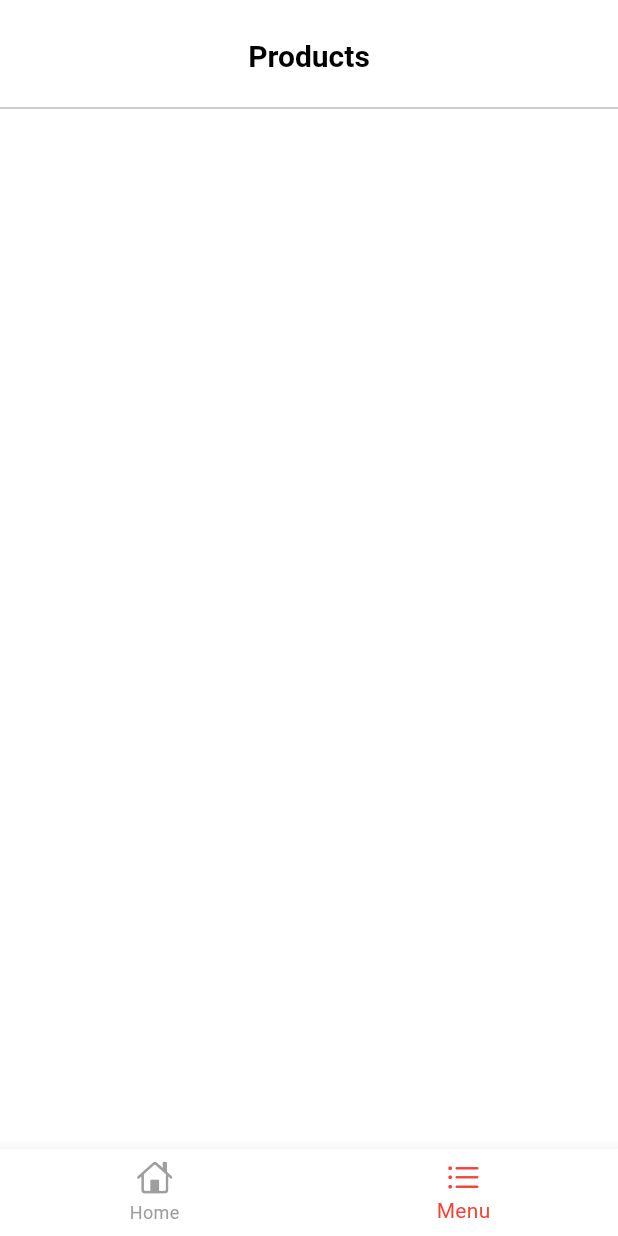
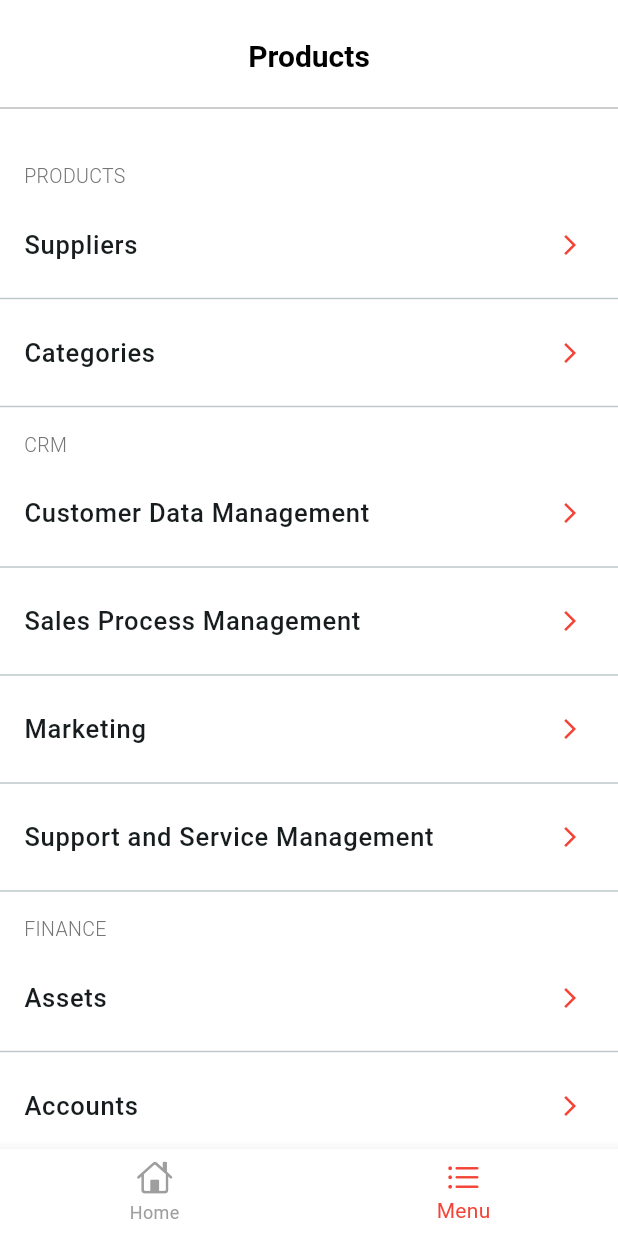
Before and after one commit to ozcann159/crm_mobile_app, a Flutter app: the screen it shows after launch, item 2 of the bottom bar chosen, on a phone screen of 412 x 824 dp. Run offline on Flutter 3.47's test engine with Material 3 defaults, Android fonts, the phone set to English and light mode, and no system bars.

Commit message:
widgets fix

```diff
--- a/analysis_options.yaml
+++ b/analysis_options.yaml
@@ -7,6 +7,9 @@
 
 # The following line activates a set of recommended lints for Flutter apps,
 # packages, and plugins designed to encourage good coding practices.
+analyzer:
+  errors:
+    library_private_types_in_public_api: ignore
 include: package:flutter_lints/flutter.yaml
 
 linter:
--- a/lib/main.dart
+++ b/lib/main.dart
@@ -13,7 +13,7 @@ class MyApp extends StatelessWidget {
   Widget build(BuildContext context) {
     return MaterialApp(
       debugShowCheckedModeBanner: false,
-      title: 'Flutter Demo',
+      title: 'CRM App',
       theme: ThemeData(
         colorScheme: ColorScheme.fromSeed(seedColor: Colors.white),
         useMaterial3: true,
--- a/lib/screens/home_screen.dart
+++ b/lib/screens/home_screen.dart
@@ -8,6 +8,7 @@ class HomeScreen extends StatefulWidget {
   const HomeScreen({super.key});
 
   @override
+  // ignore: library_private_types_in_public_api
   _HomeScreenState createState() => _HomeScreenState();
 }
 
--- a/lib/screens/menu_screen.dart
+++ b/lib/screens/menu_screen.dart
@@ -1,4 +1,11 @@
+import 'package:crm_mobile_app/screens/categories_screen.dart';
+import 'package:crm_mobile_app/screens/customer_data_management.dart';
+import 'package:crm_mobile_app/screens/marketing_screen.dart';
+import 'package:crm_mobile_app/screens/sales_process_managament.dart';
+import 'package:crm_mobile_app/screens/suppliers.dart';
 import 'package:crm_mobile_app/utils/constants.dart';
+import 'package:crm_mobile_app/widgets/list_item.dart';
+import 'package:crm_mobile_app/widgets/section_header.dart';
 import 'package:flutter/material.dart';
 
 class MenuScreen extends StatefulWidget {
@@ -13,9 +20,98 @@ class _MenuScreenState extends State<MenuScreen> {
   Widget build(BuildContext context) {
     return Scaffold(
       backgroundColor: backgroundColor,
-      body: ListView(children: [
-
-      ],),
+      body: SafeArea(
+        child: ListView(
+          children: [
+            const SectionHeader(title: 'Products'),
+            ListItem(
+                title: 'Suppliers',
+                onTap: () {
+                  print("Suppliers clicked");
+                  Navigator.push(
+                    context,
+                    MaterialPageRoute(
+                      builder: (context) => SuppliersScreen(),
+                    ),
+                  );
+                }),
+            const Divider(),
+            ListItem(
+                title: 'Categories',
+                onTap: () {
+                  Navigator.push(
+                    context,
+                    MaterialPageRoute(
+                      builder: (context) => CategoriesScreen(),
+                    ),
+                  );
+                }),
+            const Divider(),
+            const SectionHeader(title: 'CRM'),
+            ListItem(
+                title: 'Customer Data Management',
+                onTap: () {
+                  Navigator.push(
+                    context,
+                    MaterialPageRoute(
+                      builder: (context) => CustomerDataScreen(),
+                    ),
+                  );
+                }),
+            const Divider(),
+            ListItem(
+                title: 'Sales Process Management',
+                onTap: () {
+                  Navigator.push(
+                    context,
+                    MaterialPageRoute(
+                      builder: (context) => SalesProcessScreen(),
+                    ),
+                  );
+                }),
+            const Divider(),
+            ListItem(
+                title: 'Marketing',
+                onTap: () {
+                  Navigator.push(
+                    context,
+                    MaterialPageRoute(
+                      builder: (context) => MarketingScreen(),
+                    ),
+                  );
+                }),
+            const Divider(),
+            ListItem(title: 'Support and Service Management', onTap: () {}),
+            const Divider(),
+            const SectionHeader(title: 'Finance'),
+            ListItem(title: 'Assets', onTap: () {}),
+            const Divider(),
+            ListItem(title: 'Accounts', onTap: () {}),
+            const Divider(),
+            ListItem(title: 'Budgets', onTap: () {}),
+            const Divider(),
+            ListItem(title: 'Invoices', onTap: () {}),
+            const Divider(),
+            ListItem(title: 'Journals', onTap: () {}),
+            const Divider(),
+            ListItem(title: 'Periods', onTap: () {}),
+            const Divider(),
+            ListItem(title: 'Transfers', onTap: () {}),
+            const Divider(),
+            ListItem(title: 'Payments', onTap: () {}),
+            const Divider(),
+            const SectionHeader(title: 'Inventory'),
+            ListItem(title: 'Shipments', onTap: () {}),
+            const Divider(),
+            ListItem(title: 'Inventory Items', onTap: () {}),
+            const Divider(),
+            ListItem(title: 'Warehouse', onTap: () {}),
+            const Divider(),
+            ListItem(title: 'Location', onTap: () {}),
+            const Divider(),
+          ],
+        ),
+      ),
     );
   }
 }
--- a/lib/widgets/custom_appbar.dart
+++ b/lib/widgets/custom_appbar.dart
@@ -13,7 +13,8 @@ class CustomAppBar extends StatelessWidget implements PreferredSizeWidget {
         padding: const EdgeInsets.only(top: 10.0),
         child: AppBar(
           backgroundColor: backgroundColor,
-          title: Text(title),  // Dinamik başlık
+          automaticallyImplyLeading: false,
+          title: Text(title), // Dinamik başlık
           centerTitle: true,
           titleTextStyle: const TextStyle(
               color: appbarColor, fontSize: 20, fontWeight: FontWeight.bold),
--- /dev/null
+++ b/lib/widgets/list_item.dart
@@ -0,0 +1,30 @@
+import 'package:flutter/material.dart';
+
+class ListItem extends StatelessWidget {
+  final String title;
+  final VoidCallback onTap;
+  const ListItem({
+    super.key,
+    required this.title,
+    required this.onTap,
+  });
+
+  @override
+  Widget build(BuildContext context) {
+    return ListTile(
+      title: Text(
+        title,
+        style: TextStyle(
+          fontWeight: FontWeight.w500,
+          fontSize: 17,
+        ),
+      ),
+      trailing: const Icon(
+        Icons.arrow_forward_ios,
+        size: 16,
+        color: Colors.red,
+      ),
+      onTap: onTap,
+    );
+  }
+}
--- /dev/null
+++ b/lib/widgets/section_header.dart
@@ -0,0 +1,21 @@
+import 'package:flutter/material.dart';
+
+class SectionHeader extends StatelessWidget {
+  final String title;
+  const SectionHeader({super.key, required this.title});
+
+  @override
+  Widget build(BuildContext context) {
+    return Container(
+      padding: EdgeInsets.symmetric(vertical: 8, horizontal: 16),
+      child: Text(
+        title.toUpperCase(),
+        style: TextStyle(
+          fontSize: 13,
+          fontWeight: FontWeight.w300,
+          color: Colors.grey[600],
+        ),
+      ),
+    );
+  }
+}
```
Also changed, not shown: lib/screens/categories_screen.dart (added, +67 -0 lines), lib/screens/customer_data_management.dart (added, +67 -0 lines), lib/screens/marketing_screen.dart (added, +67 -0 lines), lib/screens/sales_process_managament.dart (added, +67 -0 lines), lib/screens/suppliers.dart (added, +67 -0 lines), lib/screens/support_service_screen.dart (added, +12 -0 lines), lib/screens/accounts_screen.dart (added), lib/screens/assets__screen.dart (added), lib/screens/budgets_screen.dart (added), lib/screens/periods_screen.dart (added), lib/screens/ınvoices_screen.dart (added).
